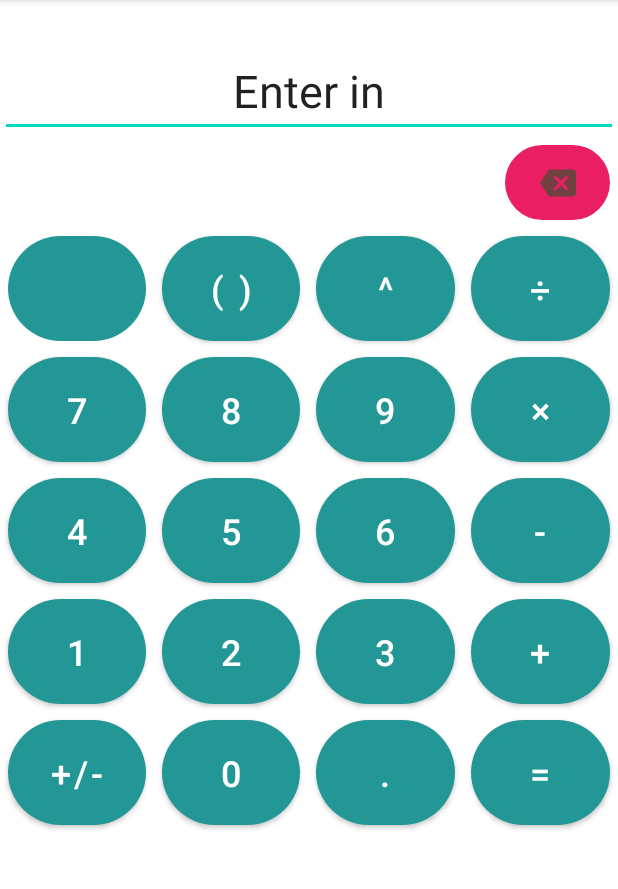
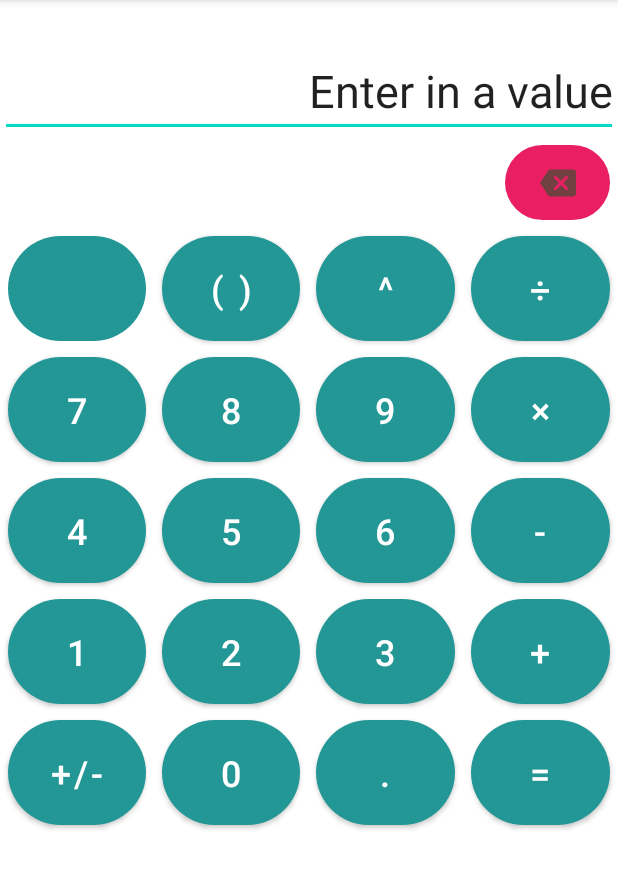
Before and after one commit to tranhasimple/Calculator_Android, an Android app: the screen it shows after launch (MainActivity), on a phone screen of 412 x 824 dp, the part 84-973 px from its top. Run offline under Robolectric (Android 15) with nearby library versions, the phone set to English and light mode, and no system bars.

Commit message:
update sth

```diff
--- a/app/src/main/res/layout/activity_main.xml
+++ b/app/src/main/res/layout/activity_main.xml
@@ -13,8 +13,11 @@
         android:layout_height="wrap_content"
         android:layout_marginTop="30dp"
         android:text="@string/display"
-        android:textAlignment="center"
-        android:textSize="30sp" />
+        android:textAlignment="textEnd"
+        android:textSize="30sp"
+        android:autofillHints="none"
+        android:id="@+id/input"
+        />
 
     <LinearLayout
         android:layout_width="match_parent"
@@ -32,6 +35,8 @@
             android:layout_gravity="right"
             android:layout_margin="5dp"
             android:backgroundTint="#E91E63"
+            android:id="@+id/backspaceBtn"
+
             />
 
         <TableLayout
@@ -46,7 +51,7 @@
                 android:layout_weight="1">
 
                 <Button
-                    android:id="@+id/button5"
+                    android:id="@+id/clearBtn"
                     style="@style/Widget.AppCompat.Button.Borderless"
                     android:layout_width="0dp"
                     android:layout_height="70dp"
@@ -56,10 +61,12 @@
                     android:textColor="#fff"
                     android:textSize="24sp"
                     app:backgroundTint="@null"
-                    tools:text="@string/clear" />
+                    tools:text="@string/clear"
+                    android:onClick="clearBTN"
+                    />
 
                 <Button
-                    android:id="@+id/button3"
+                    android:id="@+id/parBtn"
                     style="@style/TextAppearance.AppCompat.Widget.Button.Borderless.Colored"
                     android:layout_width="0dp"
                     android:layout_height="70dp"
@@ -69,11 +76,13 @@
                     android:text="@string/parenthesis"
                     android:textColor="#fff"
                     android:textSize="24sp"
-                    app:backgroundTint="@null" />
+                    app:backgroundTint="@null"
+                    android:onClick="clearBTN"
+                    />
 
 
                 <Button
-                    android:id="@+id/button2"
+                    android:id="@+id/expoBtn"
                     style="@style/TextAppearance.AppCompat.Widget.Button.Borderless.Colored"
                     android:layout_width="0dp"
                     android:layout_height="70dp"
@@ -83,10 +92,12 @@
                     android:text="@string/exponent"
                     android:textColor="#fff"
                     android:textSize="24sp"
-                    app:backgroundTint="@null" />
+                    app:backgroundTint="@null"
+                    android:onClick="clearBTN"
+                    />
 
                 <Button
-                    android:id="@+id/button"
+                    android:id="@+id/devisionBtn"
                     style="@style/TextAppearance.AppCompat.Widget.Button.Borderless.Colored"
                     android:layout_width="0dp"
                     android:layout_height="70dp"
@@ -106,7 +117,7 @@
                 android:layout_height="match_parent">
 
                 <Button
-                    android:id="@+id/button9"
+                    android:id="@+id/sevenBtn"
                     style="@style/TextAppearance.AppCompat.Widget.Button.Borderless.Colored"
                     android:layout_width="0dp"
                     android:layout_height="70dp"
@@ -116,10 +127,12 @@
                     android:text="@string/seven"
                     android:textColor="#fff"
                     android:textSize="24sp"
-                    app:backgroundTint="@null" />
+                    app:backgroundTint="@null"
+                    android:onClick="sevenBTN"
+                    />
 
                 <Button
-                    android:id="@+id/button6"
+                    android:id="@+id/eightBtn"
                     style="@style/TextAppearance.AppCompat.Widget.Button.Borderless.Colored"
                     android:layout_width="0dp"
                     android:layout_height="70dp"
@@ -129,10 +142,12 @@
                     android:text="@string/eight"
                     android:textColor="#fff"
                     android:textSize="24sp"
-                    app:backgroundTint="@null" />
+                    app:backgroundTint="@null"
+                    android:onClick="eightBTN"
+                    />
 
                 <Button
-                    android:id="@+id/button8"
+                    android:id="@+id/nineBtn"
                     style="@style/TextAppearance.AppCompat.Widget.Button.Borderless.Colored"
                     android:layout_width="0dp"
                     android:layout_height="70dp"
@@ -142,10 +157,12 @@
                     android:text="@string/nine"
                     android:textColor="#fff"
                     android:textSize="24sp"
-                    app:backgroundTint="@null" />
+                    app:backgroundTint="@null"
+                    android:onClick="nineBTN"
+                    />
 
                 <Button
-                    android:id="@+id/button7"
+                    android:id="@+id/mulBtn"
                     style="@style/TextAppearance.AppCompat.Widget.Button.Borderless.Colored"
                     android:layout_width="0dp"
                     android:layout_height="70dp"
@@ -156,7 +173,9 @@
                     android:text="@string/by"
                     android:textColor="#fff"
                     android:textSize="24sp"
-                    app:backgroundTint="@null" />
+                    app:backgroundTint="@null"
+                    android:onClick="mulBTN"
+                    />
 
             </TableRow>
 
@@ -165,7 +184,7 @@
                 android:layout_height="match_parent">
 
                 <Button
-                    android:id="@+id/button13"
+                    android:id="@+id/fourBtn"
                     style="@style/TextAppearance.AppCompat.Widget.Button.Borderless.Colored"
                     android:layout_width="0dp"
                     android:layout_height="70dp"
@@ -176,11 +195,13 @@
                     android:textColor="#fff"
                     android:textSize="24sp"
                     app:backgroundTint="@null"
+                    android:onClick="fourBTN"
+
 
                     />
 
                 <Button
-                    android:id="@+id/button12"
+                    android:id="@+id/fiveBtn"
                     style="@style/TextAppearance.AppCompat.Widget.Button.Borderless.Colored"
                     android:layout_width="0dp"
                     android:layout_height="70dp"
@@ -190,10 +211,12 @@
                     android:text="@string/five"
                     android:textColor="#fff"
                     android:textSize="24sp"
-                    app:backgroundTint="@null" />
+                    app:backgroundTint="@null"
+                    android:onClick="fiveBTN"
+                    />
 
                 <Button
-                    android:id="@+id/button11"
+                    android:id="@+id/sixBtn"
                     style="@style/TextAppearance.AppCompat.Widget.Button.Borderless.Colored"
                     android:layout_width="0dp"
                     android:layout_height="70dp"
@@ -203,10 +226,12 @@
                     android:text="@string/six"
                     android:textColor="#fff"
                     android:textSize="24sp"
-                    app:backgroundTint="@null" />
+                    app:backgroundTint="@null"
+                    android:onClick="sixBTN"
+                    />
 
                 <Button
-                    android:id="@+id/button10"
+                    android:id="@+id/subBtn"
                     style="@style/TextAppearance.AppCompat.Widget.Button.Borderless.Colored"
                     android:layout_width="0dp"
                     android:layout_height="70dp"
@@ -217,6 +242,8 @@
                     android:textColor="#fff"
                     android:textSize="24sp"
                     app:backgroundTint="@null"
+                    android:onClick="subBTN"
+
 
                     />
             </TableRow>
@@ -226,7 +253,7 @@
                 android:layout_height="match_parent">
 
                 <Button
-                    android:id="@+id/button16"
+                    android:id="@+id/oneBtn"
                     style="@style/TextAppearance.AppCompat.Widget.Button.Borderless.Colored"
                     android:layout_width="0dp"
                     android:layout_height="70dp"
@@ -236,10 +263,12 @@
                     android:text="@string/one"
                     android:textColor="#fff"
                     android:textSize="24sp"
-                    app:backgroundTint="@null" />
+                    app:backgroundTint="@null"
+                    android:onClick="oneBTN"
+                    />
 
                 <Button
-                    android:id="@+id/button17"
+                    android:id="@+id/twoBtn"
                     style="@style/TextAppearance.AppCompat.Widget.Button.Borderless.Colored"
                     android:layout_width="0dp"
                     android:layout_height="70dp"
@@ -250,11 +279,12 @@
                     android:textColor="#fff"
                     android:textSize="24sp"
                     app:backgroundTint="@null"
+                    android:onClick="twoBTN"
 
                     />
 
                 <Button
-                    android:id="@+id/button15"
+                    android:id="@+id/threeBtn"
                     style="@style/TextAppearance.AppCompat.Widget.Button.Borderless.Colored"
                     android:layout_width="0dp"
                     android:layout_height="70dp"
@@ -265,11 +295,12 @@
                     android:textColor="#fff"
                     android:textSize="24sp"
                     app:backgroundTint="@null"
+                    android:onClick="threeBTN"
 
                     />
 
                 <Button
-                    android:id="@+id/button14"
+                    android:id="@+id/addBtn"
                     style="@style/TextAppearance.AppCompat.Widget.Button.Borderless.Colored"
                     android:layout_width="0dp"
                     android:layout_height="70dp"
@@ -280,6 +311,7 @@
                     android:textColor="#fff"
                     android:textSize="24sp"
                     app:backgroundTint="@null"
+                    android:onClick="addBTN"
 
                     />
             </TableRow>
@@ -289,7 +321,7 @@
                 android:layout_height="81dp">
 
                 <Button
-                    android:id="@+id/button22"
+                    android:id="@+id/plusMinusBtn"
                     style="@style/TextAppearance.AppCompat.Widget.Button.Borderless.Colored"
                     android:layout_width="0dp"
                     android:layout_height="70dp"
@@ -300,11 +332,13 @@
                     android:textColor="#fff"
                     android:textSize="24sp"
                     app:backgroundTint="@null"
+                    android:onClick="plusMinusBTN"
+
 
                     />
 
                 <Button
-                    android:id="@+id/button21"
+                    android:id="@+id/zeroBtn"
                     style="@style/TextAppearance.AppCompat.Widget.Button.Borderless.Colored"
                     android:layout_width="0dp"
                     android:layout_height="70dp"
@@ -314,10 +348,12 @@
                     android:text="@string/zero"
                     android:textColor="#fff"
                     android:textSize="24sp"
-                    app:backgroundTint="@null" />
+                    app:backgroundTint="@null"
+                    android:onClick="zeroBTN"
+                    />
 
                 <Button
-                    android:id="@+id/button20"
+                    android:id="@+id/pointBtn"
                     style="@style/TextAppearance.AppCompat.Widget.Button.Borderless.Colored"
                     android:layout_width="0dp"
                     android:layout_height="70dp"
@@ -328,11 +364,12 @@
                     android:textColor="#fff"
                     android:textSize="24sp"
                     app:backgroundTint="@null"
+                    android:onClick="pointBTN"
 
                     />
 
                 <Button
-                    android:id="@+id/button19"
+                    android:id="@+id/equalBtn"
                     style="@style/TextAppearance.AppCompat.Widget.Button.Borderless.Colored"
                     android:layout_width="0dp"
                     android:layout_height="70dp"
@@ -343,6 +380,8 @@
                     android:textColor="#fff"
                     android:textSize="24sp"
                     app:backgroundTint="@null"
+                    android:onClick="equalBTN"
+
 
                     />
 
--- a/app/src/main/res/values/strings.xml
+++ b/app/src/main/res/values/strings.xml
@@ -24,6 +24,6 @@
     <string name="eight">8</string>
     <string name="nine">9</string>
 
-    <string name="display">Enter in</string>
+    <string name="display">Enter in a value</string>
 
 </resources>
```
Also changed, not shown: app/src/main/java/com/example/calculator/MainActivity.java (+107 -0 lines).
